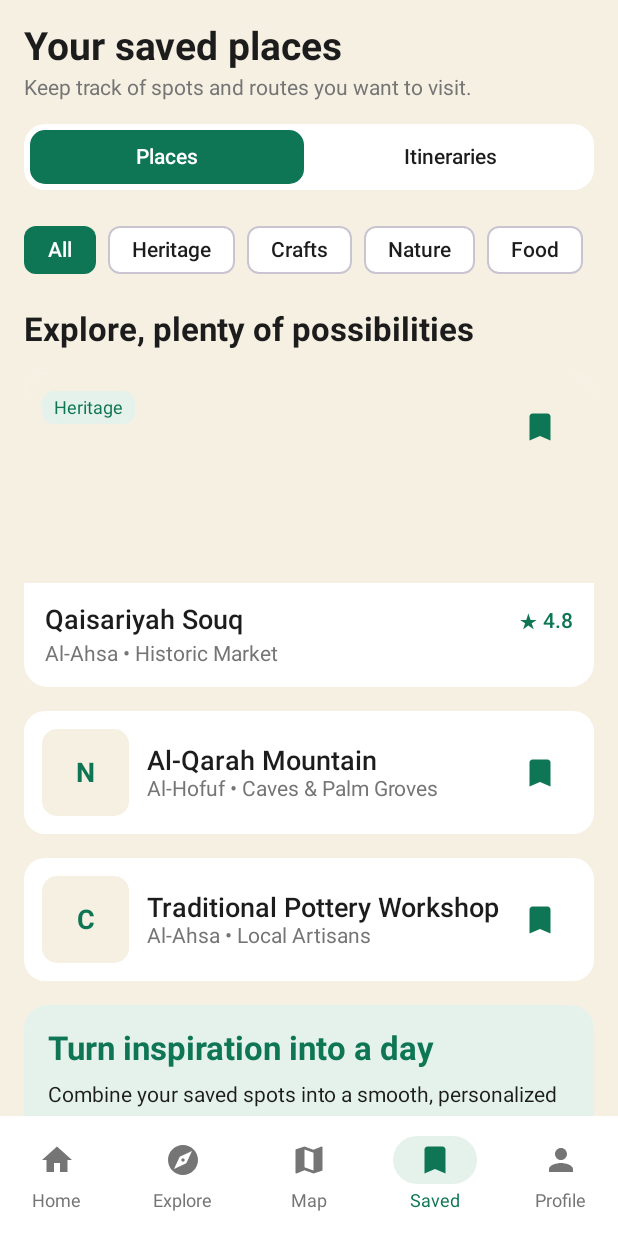
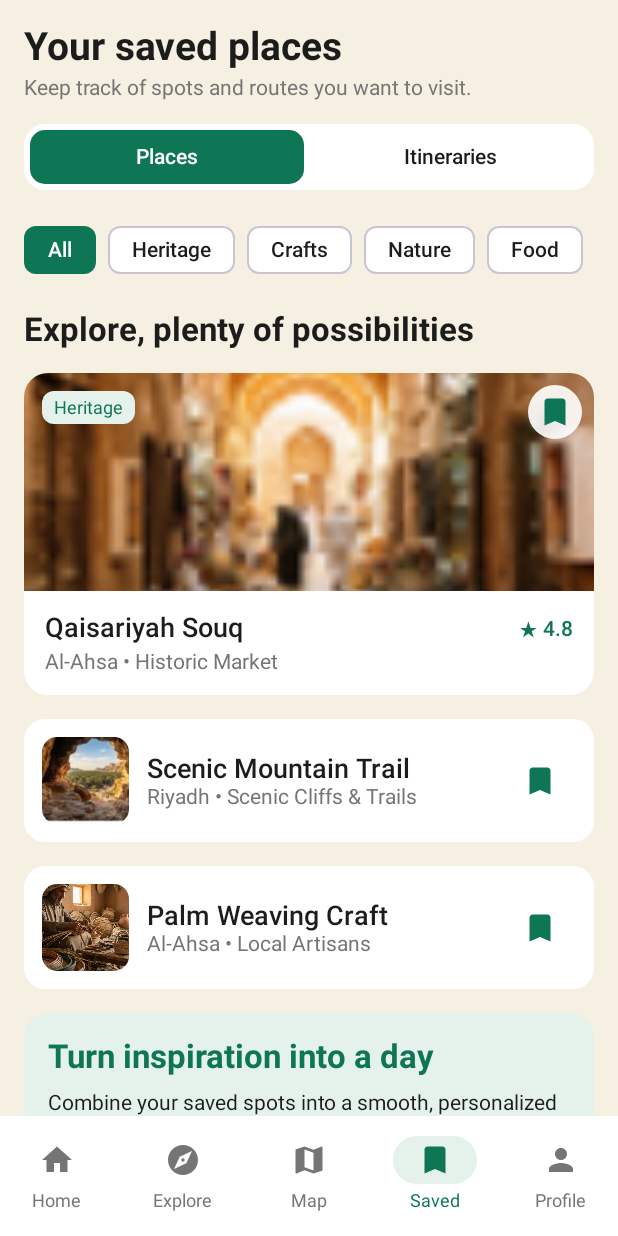
Before and after one commit to alabkarizahra-cpu/project-mobile-app-v2, an Android app built with Jetpack Compose: the @Preview function SavedPlacesScreenPreview, on a phone screen of 412 x 824 dp. Run offline under Robolectric (Android 15) with nearby library versions, the phone set to English and light mode, and no system bars.

Commit message:
Update Explore and Saved Places screens

```diff
--- a/app/src/main/java/ui/screens/SavedPlacesScreen.kt
+++ b/app/src/main/java/ui/screens/SavedPlacesScreen.kt
@@ -1,5 +1,6 @@
 package ui.screens
 
+import androidx.compose.foundation.Image
 import androidx.compose.foundation.background
 import androidx.compose.foundation.clickable
 import androidx.compose.foundation.horizontalScroll
@@ -48,16 +49,16 @@ import androidx.compose.runtime.setValue
 import androidx.compose.ui.Alignment
 import androidx.compose.ui.Modifier
 import androidx.compose.ui.draw.clip
-import androidx.compose.ui.text.font.FontWeight
+import androidx.compose.ui.layout.ContentScale
+import androidx.compose.ui.res.painterResource
 import androidx.compose.ui.tooling.preview.Preview
 import androidx.compose.ui.unit.dp
-import com.example.project_mobile_app.ui.theme.LocalLensBeige
+import com.example.project_mobile_app.R
 import com.example.project_mobile_app.ui.theme.LocalLensGray
 import com.example.project_mobile_app.ui.theme.LocalLensGreen
 import com.example.project_mobile_app.ui.theme.LocalLensLightGreen
 import com.example.project_mobile_app.ui.theme.LocalLensWhite
 import com.example.project_mobile_app.ui.theme.ProjectmobileappTheme
-
 
 private data class SavedPlaceItem(
     val id: String,
@@ -65,7 +66,8 @@ private data class SavedPlaceItem(
     val category: String,
     val locationLabel: String,
     val rating: String,
-    val isFeatured: Boolean
+    val isFeatured: Boolean,
+    val imageRes: Int
 )
 
 private data class SavedItineraryItem(
@@ -102,23 +104,26 @@ fun SavedPlacesScreen(
                     category = "Heritage",
                     locationLabel = "Al-Ahsa • Historic Market",
                     rating = "4.8",
-                    isFeatured = true
+                    isFeatured = true,
+                    imageRes = R.drawable.qaisariyah_souq
                 ),
                 SavedPlaceItem(
-                    id = "al_qarah_saved",
-                    title = "Al-Qarah Mountain",
+                    id = "mountain_saved",
+                    title = "Scenic Mountain Trail",
                     category = "Nature",
-                    locationLabel = "Al-Hofuf • Caves & Palm Groves",
+                    locationLabel = "Riyadh • Scenic Cliffs & Trails",
                     rating = "4.9",
-                    isFeatured = false
+                    isFeatured = false,
+                    imageRes = R.drawable.journal_mountain
                 ),
                 SavedPlaceItem(
-                    id = "pottery_saved",
-                    title = "Traditional Pottery Workshop",
+                    id = "palm_weaving_saved",
+                    title = "Palm Weaving Craft",
                     category = "Crafts",
                     locationLabel = "Al-Ahsa • Local Artisans",
                     rating = "4.7",
-                    isFeatured = false
+                    isFeatured = false,
+                    imageRes = R.drawable.palm_weaving
                 )
             )
         )
@@ -128,13 +133,13 @@ fun SavedPlacesScreen(
         SavedItineraryItem(
             id = "ahsa_heritage_day",
             title = "Al-Ahsa Heritage & Crafts Morning",
-            stopsSummary = "3 stops • Qaisariyah Souq, Bisht Tailor, Local Cafe",
+            stopsSummary = "3 stops • Qaisariyah Souq, Ibrahim Palace, Palm Weaving",
             durationLabel = "4 hrs"
         ),
         SavedItineraryItem(
             id = "nature_oasis_route",
-            title = "Caves & Oasis Sunset Route",
-            stopsSummary = "2 stops • Al-Qarah Mountain, Palm Oasis Trail",
+            title = "Cliffs & Historic Trails Route",
+            stopsSummary = "2 stops • Diriyah Turaif, Souq Al Zal",
             durationLabel = "3 hrs"
         )
     )
@@ -272,14 +277,21 @@ fun SavedPlacesScreen(
                                 Box(
                                     modifier = Modifier
                                         .fillMaxWidth()
-                                        .height(140.dp)
-                                        .background(LocalLensBeige)
-                                        .padding(12.dp)
+                                        .height(145.dp)
                                 ) {
+                                    Image(
+                                        painter = painterResource(id = featuredPlace.imageRes),
+                                        contentDescription = featuredPlace.title,
+                                        contentScale = ContentScale.Crop,
+                                        modifier = Modifier.fillMaxSize()
+                                    )
+
                                     Surface(
                                         shape = RoundedCornerShape(8.dp),
                                         color = LocalLensLightGreen,
-                                        modifier = Modifier.align(Alignment.TopStart)
+                                        modifier = Modifier
+                                            .align(Alignment.TopStart)
+                                            .padding(12.dp)
                                     ) {
                                         Text(
                                             text = featuredPlace.category,
@@ -289,17 +301,25 @@ fun SavedPlacesScreen(
                                         )
                                     }
 
+                                    Surface(
+                                        shape = RoundedCornerShape(50),
+                                        color = LocalLensWhite.copy(alpha = 0.9f),
+                                        modifier = Modifier
+                                            .align(Alignment.TopEnd)
+                                            .padding(8.dp)
+                                    ) {
                                         IconButton(
                                             onClick = {
                                                 savedPlaces = savedPlaces.filterNot { it.id == featuredPlace.id }
                                             },
-                                        modifier = Modifier.align(Alignment.TopEnd)
+                                            modifier = Modifier.size(36.dp)
                                         ) {
                                             Icon(
                                                 imageVector = Icons.Filled.Bookmark,
                                                 contentDescription = "Remove saved place",
                                                 tint = LocalLensGreen
                                             )
+                                        }
                                     }
                                 }
 
@@ -351,20 +371,14 @@ fun SavedPlacesScreen(
                                 .padding(12.dp),
                             verticalAlignment = Alignment.CenterVertically
                         ) {
-                            Box(
+                            Image(
+                                painter = painterResource(id = place.imageRes),
+                                contentDescription = place.title,
+                                contentScale = ContentScale.Crop,
                                 modifier = Modifier
                                     .size(58.dp)
                                     .clip(RoundedCornerShape(10.dp))
-                                    .background(LocalLensBeige),
-                                contentAlignment = Alignment.Center
-                            ) {
-                                Text(
-                                    text = place.category.take(1),
-                                    style = MaterialTheme.typography.titleMedium,
-                                    fontWeight = FontWeight.Bold,
-                                    color = LocalLensGreen
                             )
-                            }
 
                             Spacer(modifier = Modifier.width(12.dp))
 
```
Also changed, not shown: app/src/main/java/ui/screens/ExploreScreen.kt (+51 -35 lines). Lines whose indentation alone changed are shown as unchanged.
